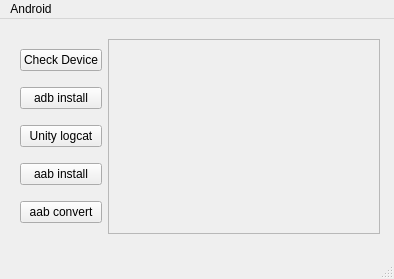
Above: ui.ui from HEHABUSTb/tool_box before the change. Below: the same form after it.
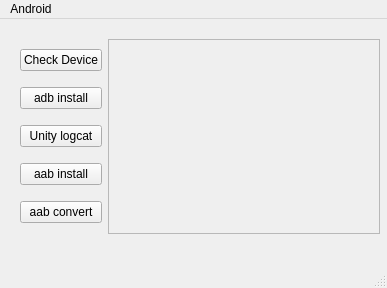
That is the form after the change.

What changed in the file:
```diff
--- a/ui.ui
+++ b/ui.ui
@@ -9,8 +9,8 @@
    <rect>
     <x>0</x>
     <y>0</y>
-    <width>394</width>
-    <height>279</height>
+    <width>387</width>
+    <height>288</height>
    </rect>
   </property>
   <property name="windowTitle">
@@ -89,7 +89,7 @@
     <property name="geometry">
      <rect>
       <x>20</x>
-      <y>200</y>
+      <y>210</y>
       <width>51</width>
       <height>41</height>
      </rect>
@@ -104,7 +104,7 @@
     <rect>
      <x>0</x>
      <y>0</y>
-     <width>394</width>
+     <width>387</width>
      <height>26</height>
     </rect>
    </property>
```
